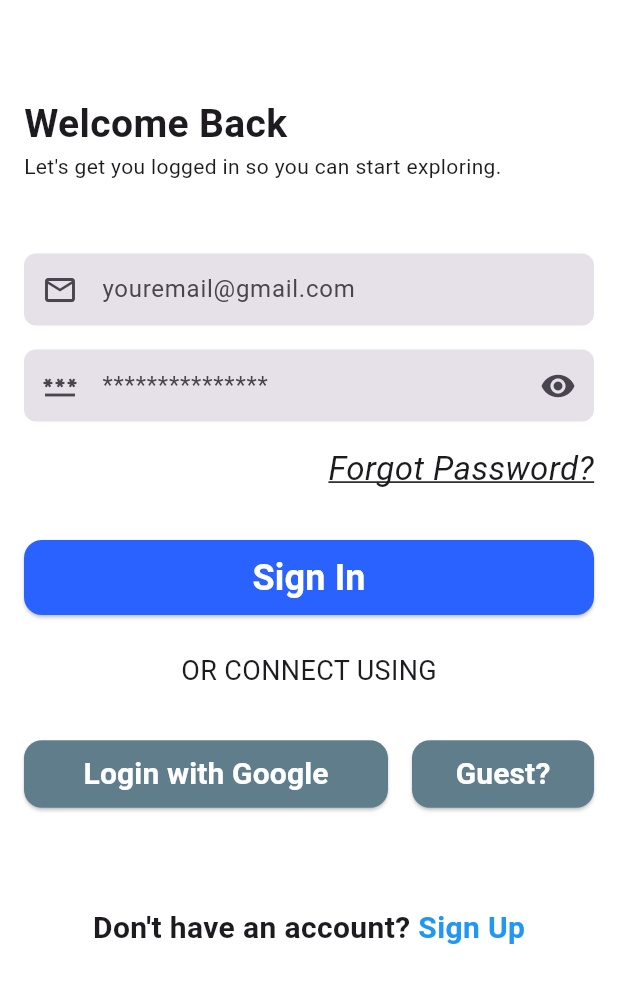
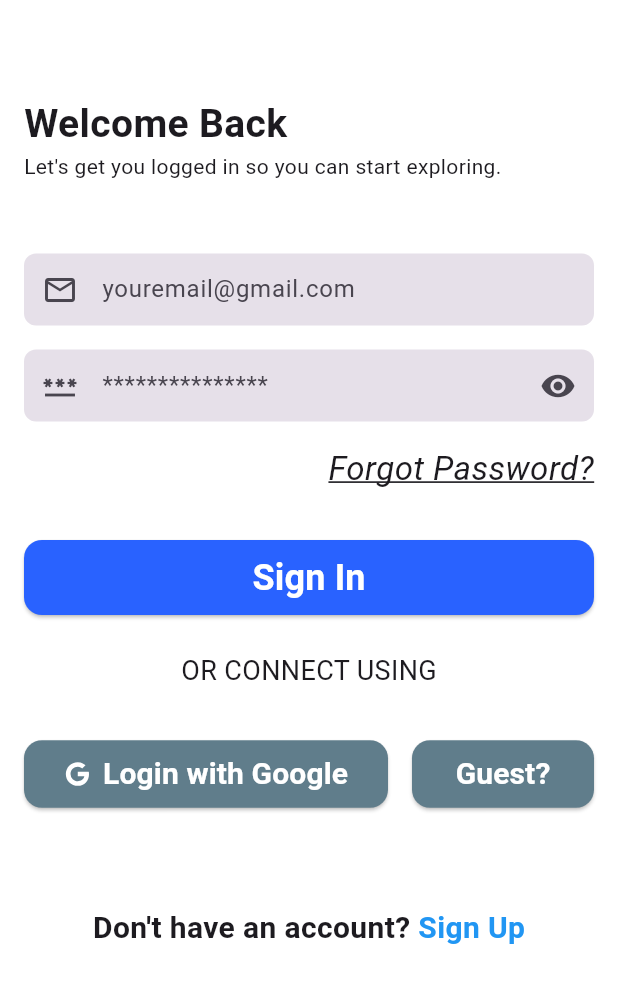
Before and after one commit to AhmedKhaled8907/e_commerce, a Flutter app: the screen it shows after launch, on a phone screen of 412 x 824 dp, the part 165-1168 px from its top. Run offline on Flutter 3.47's test engine with Material 3 defaults, Android fonts, the phone set to English and light mode, and no system bars; drawn by our look-alikes of shimmer; our stand-ins replace card_swiper, fancy_shimmer_image, flutter_iconly, ionicons, shared_preferences; missing offline and left inert: dynamic_height_grid_view.

Commit message:
adding google button using ionicons package

```diff
--- a/lib/main.dart
+++ b/lib/main.dart
@@ -2,8 +2,8 @@ import 'package:e_commerce/consts/theme_data.dart';
 import 'package:e_commerce/providers/theme_provider.dart';
 import 'package:e_commerce/screens/inner_screen/product_details.dart';
 import 'package:e_commerce/screens/auth/login_screen.dart';
-import 'package:e_commerce/screens/viewed_recently_screen.dart';
-import 'package:e_commerce/screens/wishlist_screen.dart';
+import 'package:e_commerce/screens/profile/viewed_recently_screen.dart';
+import 'package:e_commerce/screens/profile/wishlist_screen.dart';
 import 'package:flutter/material.dart';
 import 'package:flutter/services.dart';
 import 'package:provider/provider.dart';
--- a/lib/screens/auth/login_screen.dart
+++ b/lib/screens/auth/login_screen.dart
@@ -1,4 +1,5 @@
 import 'package:e_commerce/consts/my_validators.dart';
+import 'package:e_commerce/widgets/auth/google_button.dart';
 import 'package:flutter/material.dart';
 
 import '../../widgets/app_name_text.dart';
@@ -172,23 +173,9 @@ class _LoginScreenState extends State<LoginScreen> {
                           const SizedBox(height: 32),
                           Row(
                             children: [
-                              Expanded(
+                              const Expanded(
                                 flex: 2,
-                                child: ElevatedButton(
-                                  style: ElevatedButton.styleFrom(
-                                    backgroundColor: Colors.blueGrey,
-                                    padding:
-                                        const EdgeInsets.symmetric(vertical: 8),
-                                    shape: RoundedRectangleBorder(
-                                      borderRadius: BorderRadius.circular(12),
-                                    ),
-                                  ),
-                                  onPressed: () {},
-                                  child: const TitleText(
-                                    label: 'Login with Google',
-                                    color: Colors.white,
-                                  ),
-                                ),
+                                child: GoogleButton(),
                               ),
                               const SizedBox(width: 16),
                               Expanded(
@@ -231,7 +218,7 @@ class _LoginScreenState extends State<LoginScreen> {
                   ],
                 ),
               ),
-            )
+            ),
           ],
         ),
       ),
--- a/lib/screens/profile_screen.dart
+++ b/lib/screens/profile/profile_screen.dart
@@ -1,7 +1,7 @@
 import 'package:e_commerce/consts/assets.dart';
 import 'package:e_commerce/providers/theme_provider.dart';
-import 'package:e_commerce/screens/viewed_recently_screen.dart';
-import 'package:e_commerce/screens/wishlist_screen.dart';
+import 'package:e_commerce/screens/profile/viewed_recently_screen.dart';
+import 'package:e_commerce/screens/profile/wishlist_screen.dart';
 import 'package:e_commerce/services/my_app_services.dart';
 import 'package:e_commerce/widgets/app_name_text.dart';
 import 'package:e_commerce/widgets/subtitle_text.dart';
@@ -9,7 +9,7 @@ import 'package:e_commerce/widgets/title_text.dart';
 import 'package:flutter/material.dart';
 import 'package:provider/provider.dart';
 
-import '../widgets/custom_list_tile.dart';
+import '../../widgets/custom_list_tile.dart';
 
 class ProfileScreen extends StatelessWidget {
   const ProfileScreen({super.key});
--- a/lib/screens/root_screen.dart
+++ b/lib/screens/root_screen.dart
@@ -1,6 +1,6 @@
 import 'package:e_commerce/screens/cart/cart_screen.dart';
 import 'package:e_commerce/screens/home_screen.dart';
-import 'package:e_commerce/screens/profile_screen.dart';
+import 'package:e_commerce/screens/profile/profile_screen.dart';
 import 'package:e_commerce/screens/search_screen.dart';
 import 'package:flutter/material.dart';
 import 'package:flutter_iconly/flutter_iconly.dart';
--- /dev/null
+++ b/lib/widgets/auth/google_button.dart
@@ -0,0 +1,27 @@
+import 'package:flutter/material.dart';
+import 'package:ionicons/ionicons.dart';
+
+import '../title_text.dart';
+
+class GoogleButton extends StatelessWidget {
+  const GoogleButton({super.key});
+
+  @override
+  Widget build(BuildContext context) {
+    return ElevatedButton.icon(
+      icon: const Icon(Ionicons.logo_google, color: Colors.white),
+      style: ElevatedButton.styleFrom(
+        backgroundColor: Colors.blueGrey,
+        padding: const EdgeInsets.symmetric(vertical: 8),
+        shape: RoundedRectangleBorder(
+          borderRadius: BorderRadius.circular(12),
+        ),
+      ),
+      label: const TitleText(
+        label: 'Login with Google',
+        color: Colors.white,
+      ),
+      onPressed: () {},
+    );
+  }
+}
--- a/pubspec.yaml
+++ b/pubspec.yaml
@@ -35,6 +35,7 @@ dependencies:
   flutter:
     sdk: flutter
   flutter_iconly: ^1.0.2
+  ionicons: ^0.2.2
   provider: ^6.1.2
   shared_preferences: ^2.2.3
   shimmer: ^3.0.0
```
Also changed, not shown: lib/screens/profile/viewed_recently_screen.dart (renamed from lib/screens/viewed_recently_screen.dart), lib/screens/profile/wishlist_screen.dart (renamed from lib/screens/wishlist_screen.dart), pubspec.lock.
